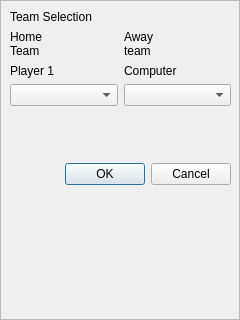
Before: the Qt Designer form teamSelectionFrame.ui in rochford/cutefootball, drawn with Qt 5.
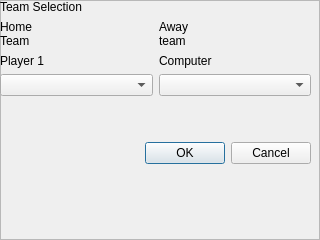
After: the same form once the commit is applied.

What changed in the file:
```diff
--- a/teamSelectionFrame.ui
+++ b/teamSelectionFrame.ui
@@ -6,8 +6,8 @@
    <rect>
     <x>0</x>
     <y>0</y>
-    <width>240</width>
-    <height>320</height>
+    <width>320</width>
+    <height>240</height>
    </rect>
   </property>
   <property name="windowTitle">
@@ -25,10 +25,10 @@
   <widget class="QWidget" name="verticalLayoutWidget">
    <property name="geometry">
     <rect>
-     <x>10</x>
-     <y>10</y>
-     <width>221</width>
-     <height>301</height>
+     <x>0</x>
+     <y>0</y>
+     <width>311</width>
+     <height>231</height>
     </rect>
    </property>
    <layout class="QVBoxLayout" name="verticalLayout_3">
```
